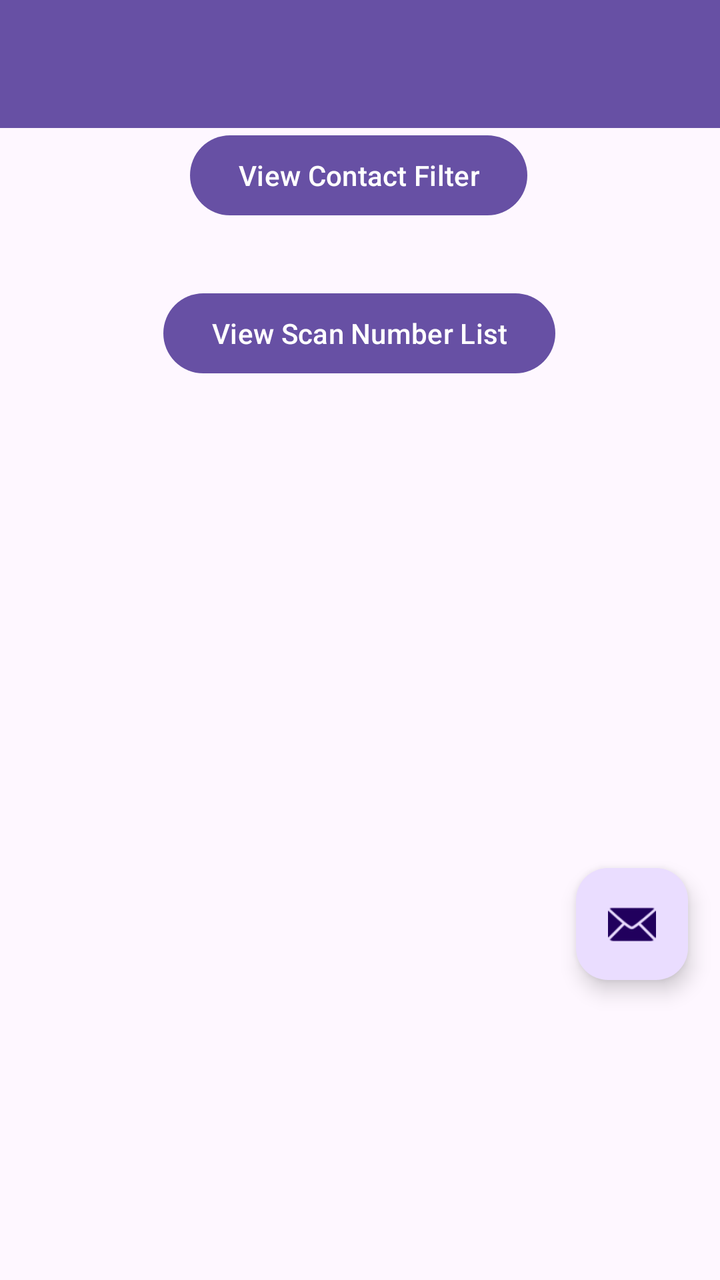
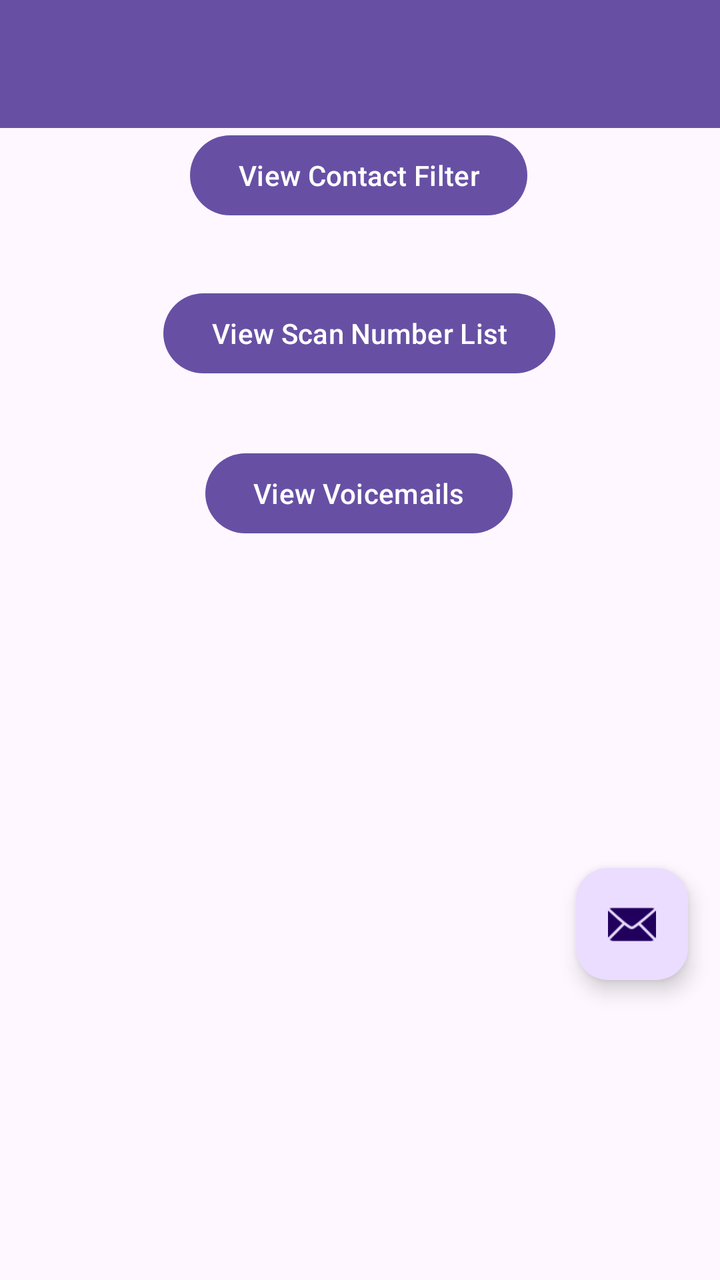

The first picture is an Android layout as it rendered before a commit; the second is the same layout after the commit. The layout source and the unified diff follow.
<!-- AndroidManifest.xml: application theme Theme.ScamCallDetector -->
<!-- res/layout/activity_app_settings.xml -->
<?xml version="1.0" encoding="utf-8"?>
<androidx.constraintlayout.widget.ConstraintLayout xmlns:android="http://schemas.android.com/apk/res/android"
    xmlns:app="http://schemas.android.com/apk/res-auto"
    xmlns:tools="http://schemas.android.com/tools"
    android:id="@+id/main"
    android:layout_width="match_parent"
    android:layout_height="match_parent"
    tools:context=".AppSettings">

    <include layout="@layout/nav_bars" />

    <androidx.constraintlayout.widget.ConstraintLayout
        android:layout_width="match_parent"
        android:layout_height="match_parent">

        <Button
            android:id="@+id/contact_filter"
            android:layout_width="wrap_content"
            android:layout_height="wrap_content"
            android:layout_marginBottom="31dp"
            android:text="View Contact Filter"
            app:layout_constraintBottom_toTopOf="@+id/view_scam_numbers"
            app:layout_constraintEnd_toEndOf="parent"
            app:layout_constraintHorizontal_bias="0.497"
            app:layout_constraintStart_toStartOf="parent"
            app:layout_constraintTop_toTopOf="parent"
            app:layout_constraintVertical_bias="1.0" />

        <Button
            android:id="@+id/view_scam_numbers"
            android:layout_width="wrap_content"
            android:layout_height="wrap_content"
            android:text="View Scan Number List"
            app:layout_constraintBottom_toBottomOf="parent"
            app:layout_constraintEnd_toEndOf="parent"
            app:layout_constraintHorizontal_bias="0.497"
            app:layout_constraintStart_toStartOf="parent"
            app:layout_constraintTop_toTopOf="parent"
            app:layout_constraintVertical_bias="0.241" />

        <com.google.android.material.floatingactionbutton.FloatingActionButton
            android:id="@+id/fab"
            android:layout_width="wrap_content"
            android:layout_height="wrap_content"
            android:layout_gravity="bottom|end"
            android:layout_marginEnd="@dimen/fab_margin"
            android:layout_marginBottom="150dp"
            app:srcCompat="@android:drawable/ic_dialog_email"
            app:layout_constraintBottom_toBottomOf="parent"
            app:layout_constraintEnd_toEndOf="parent"
            />
    </androidx.constraintlayout.widget.ConstraintLayout>
</androidx.constraintlayout.widget.ConstraintLayout>
<!-- res/layout/nav_bars.xml (included above) -->
<?xml version="1.0" encoding="utf-8"?>
<androidx.constraintlayout.widget.ConstraintLayout xmlns:android="http://schemas.android.com/apk/res/android"
    xmlns:app="http://schemas.android.com/apk/res-auto"
    xmlns:tools="http://schemas.android.com/tools"
    android:layout_width="match_parent"
    android:layout_height="match_parent">

    <androidx.appcompat.widget.Toolbar
        android:id="@+id/toolbar3"
        android:layout_width="match_parent"
        android:layout_height="wrap_content"
        android:background="?attr/colorPrimary"
        android:minHeight="?attr/actionBarSize"
        android:theme="?attr/actionBarTheme"
        app:layout_constraintBottom_toBottomOf="parent"
        app:layout_constraintEnd_toEndOf="parent"
        app:layout_constraintHorizontal_bias="1.0"
        app:layout_constraintStart_toStartOf="parent"
        app:layout_constraintTop_toTopOf="parent"
        app:layout_constraintVertical_bias="0.0" />

    <com.google.android.material.bottomnavigation.BottomNavigationView
        android:id="@+id/bottomNavigationView"
        android:layout_width="match_parent"
        android:layout_height="wrap_content"
        android:layout_marginTop="586dp"
        app:labelVisibilityMode="labeled"
        app:layout_constraintBottom_toBottomOf="parent"
        app:layout_constraintEnd_toEndOf="parent"
        app:layout_constraintHorizontal_bias="0.0"
        app:layout_constraintStart_toStartOf="parent"
        app:layout_constraintTop_toBottomOf="@+id/toolbar3"
        app:layout_constraintVertical_bias="1.0"
        app:menu="@menu/menu_scam_call" />

</androidx.constraintlayout.widget.ConstraintLayout>
<!-- resources referenced by this layout -->
<resources>
  <dimen name="fab_margin">16dp</dimen>
  <style name="Theme.ScamCallDetector" parent="Base.Theme.ScamCallDetector" />
  <style name="Base.Theme.ScamCallDetector" parent="Theme.Material3.DayNight.NoActionBar">
          
          
      </style>
</resources>

<!-- the commit's change to res/layout/activity_app_settings.xml (unified diff, before → after) -->
@@ -49,6 +49,20 @@
             app:layout_constraintBottom_toBottomOf="parent"
             app:layout_constraintEnd_toEndOf="parent"
             />
+
+        <Button
+            android:id="@+id/voicemail_button"
+            android:layout_width="wrap_content"
+            android:layout_height="wrap_content"
+            android:layout_marginTop="80dp"
+            android:layout_marginBottom="280dp"
+            android:text="View Voicemails"
+            app:layout_constraintBottom_toBottomOf="parent"
+            app:layout_constraintEnd_toEndOf="parent"
+            app:layout_constraintHorizontal_bias="0.498"
+            app:layout_constraintStart_toStartOf="parent"
+            app:layout_constraintTop_toTopOf="@+id/view_scam_numbers"
+            app:layout_constraintVertical_bias="0.0" />
     </androidx.constraintlayout.widget.ConstraintLayout>
 </androidx.constraintlayout.widget.ConstraintLayout>
 <!-- res/layout/nav_bars.xml (included above) -->
